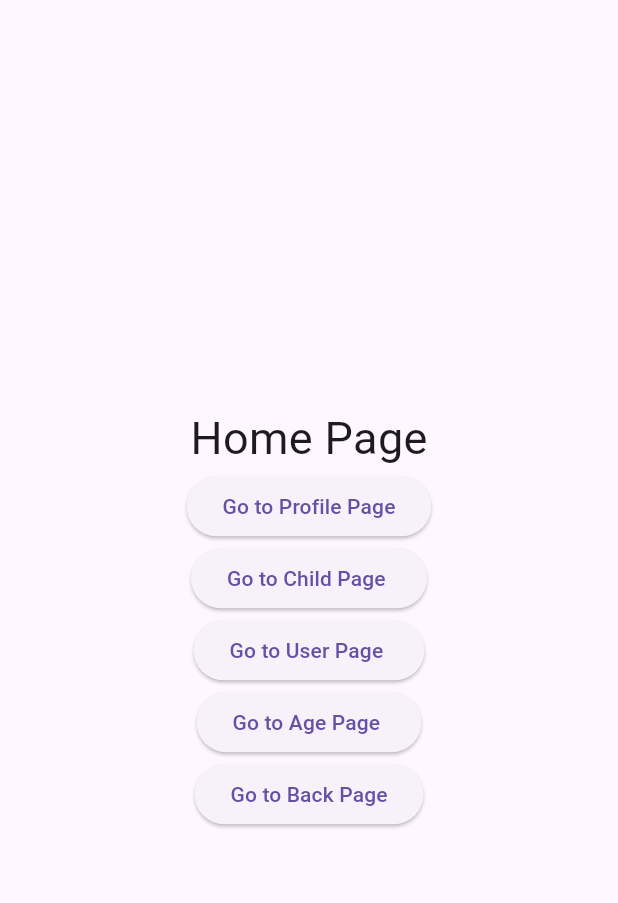
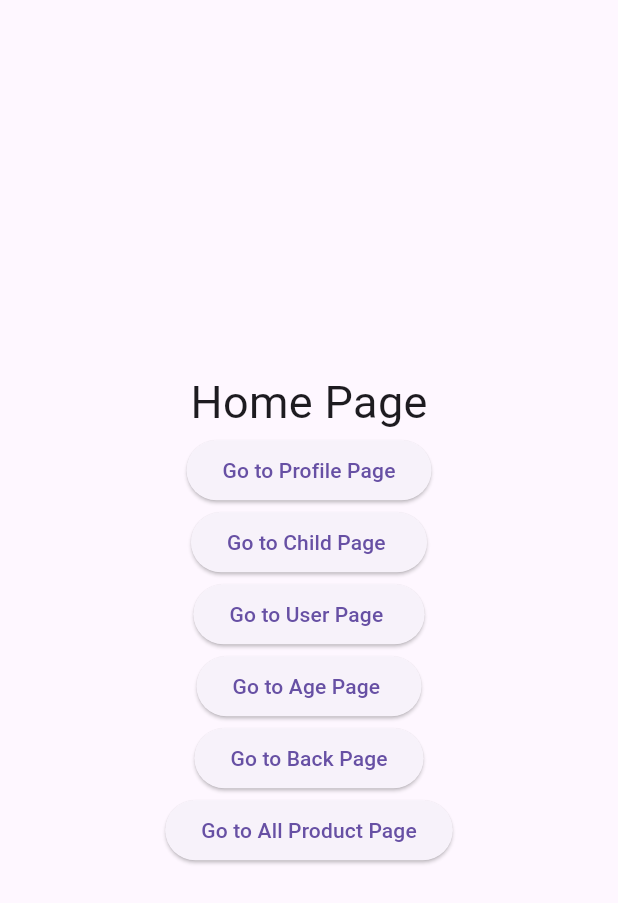
Before and after one commit to nim-kavinda/_flutter_go-_route_, a Flutter app: the screen it shows after launch, on a phone screen of 412 x 824 dp. Shown: the top 903 px of the screen. Run offline on Flutter 3.47's test engine with Material 3 defaults, Android fonts, the phone set to English and light mode, and no system bars; our stand-ins replace go_router.

Commit message:
go-router-simple-example

```diff
--- /dev/null
+++ b/lib/data/product.dart
@@ -0,0 +1,90 @@
+import 'package:my_flutter_app/models/product_model.dart';
+
+class ProductData {
+  List<Product> productsList = [
+    Product(
+      id: '1',
+      title: 'Product 1',
+      description:
+          'This is a description for Product 1. It has some additional details about the product features and benefits.',
+      price: 19.99,
+      imageUrl: 'https://picsum.photos/200/300',
+    ),
+    Product(
+      id: '2',
+      title: 'Product 2',
+      description:
+          'This is a description for Product 2. It includes information about its functionality and usage scenarios.',
+      price: 29.99,
+      imageUrl: 'https://picsum.photos/200/300',
+      isFavorite: true,
+    ),
+    // Add more products as needed
+    Product(
+      id: '3',
+      title: 'Product 3',
+      description:
+          'This is a description for Product 3. It highlights the unique features of the product.',
+      price: 39.99,
+      imageUrl: 'https://picsum.photos/200/300',
+    ),
+    Product(
+      id: '4',
+      title: 'Product 4',
+      description:
+          'This is a description for Product 4. It outlines the benefits of using this product.',
+      price: 49.99,
+      imageUrl: 'https://picsum.photos/200/300',
+    ),
+    Product(
+      id: '5',
+      title: 'Product 5',
+      description:
+          'This is a description for Product 5. It discusses the target audience and market segment for the product.',
+      price: 59.99,
+      imageUrl: 'https://picsum.photos/200/300',
+      isFavorite: true,
+    ),
+    Product(
+      id: '6',
+      title: 'Product 6',
+      description:
+          'This is a description for Product 6. It provides insights into the design and aesthetics of the product.',
+      price: 69.99,
+      imageUrl: 'https://picsum.photos/200/300',
+    ),
+    Product(
+      id: '7',
+      title: 'Product 7',
+      description:
+          'This is a description for Product 7. It covers the technical specifications and performance metrics.',
+      price: 79.99,
+      imageUrl: 'https://picsum.photos/200/300',
+    ),
+    Product(
+      id: '8',
+      title: 'Product 8',
+      description:
+          'This is a description for Product 8. It includes customer testimonials and reviews of the product.',
+      price: 89.99,
+      imageUrl: 'https://picsum.photos/200/300',
+      isFavorite: true,
+    ),
+    Product(
+      id: '9',
+      title: 'Product 9',
+      description:
+          'This is a description for Product 9. It discusses the products compatibility and integration options',
+      price: 99.99,
+      imageUrl: 'https://picsum.photos/200/300',
+    ),
+    Product(
+      id: '10',
+      title: 'Product 10',
+      description:
+          'This is a description for Product 10. It explains the warranty and support services available for the product.',
+      price: 109.99,
+      imageUrl: 'https://picsum.photos/200/300',
+    ),
+  ];
+}
--- /dev/null
+++ b/lib/models/product_model.dart
@@ -0,0 +1,17 @@
+class Product {
+  final String id;
+  final String title;
+  final String description;
+  final double price;
+  final String imageUrl;
+  bool isFavorite;
+
+  Product({
+    required this.id,
+    required this.title,
+    required this.description,
+    required this.price,
+    required this.imageUrl,
+    this.isFavorite = false,
+  });
+}
--- a/lib/pages/home_page.dart
+++ b/lib/pages/home_page.dart
@@ -56,6 +56,12 @@ class HomePage extends StatelessWidget {
               GoRouter.of(context).push("/back");
             },
             child: const Text("Go to Back Page"),
+          ),
+          ElevatedButton(
+            onPressed: () {
+              GoRouter.of(context).pushNamed(RouteNamesClass.products);
+            },
+            child: const Text("Go to All Product Page"),
           )
         ],
       ),
--- /dev/null
+++ b/lib/pages/products_page.dart
@@ -0,0 +1,52 @@
+import 'package:flutter/material.dart';
+import 'package:go_router/go_router.dart';
+import 'package:my_flutter_app/data/product.dart';
+import 'package:my_flutter_app/models/product_model.dart';
+import 'package:my_flutter_app/router/route_names.dart';
+
+class ProductPage extends StatelessWidget {
+  const ProductPage({super.key});
+
+  @override
+  Widget build(BuildContext context) {
+    final ProductList = ProductData().productsList;
+    return Scaffold(
+      appBar: AppBar(
+        title: const Text(
+          "All Products",
+        ),
+      ),
+      body: ListView.builder(
+        itemCount: ProductList.length,
+        itemBuilder: (context, index) {
+          final Product product = ProductList[index];
+          return Container(
+            margin: const EdgeInsets.all(10),
+            decoration: BoxDecoration(
+              color: Colors.grey[200],
+              borderRadius: BorderRadius.circular(10),
+            ),
+            child: GestureDetector(
+              onTap: () {
+                GoRouter.of(context).pushNamed(
+                  RouteNamesClass.singaleProducts,
+                  extra: product,
+                );
+              },
+              child: ListTile(
+                contentPadding: const EdgeInsets.all(10),
+                title: Text(product.title),
+                trailing: Text(product.price.toString()),
+                leading: Image.network(
+                  product.imageUrl,
+                  width: 100,
+                  fit: BoxFit.cover,
+                ),
+              ),
+            ),
+          );
+        },
+      ),
+    );
+  }
+}
--- /dev/null
+++ b/lib/pages/singale_product_page.dart
@@ -0,0 +1,30 @@
+import 'package:flutter/material.dart';
+import 'package:my_flutter_app/models/product_model.dart';
+
+class SingleProductPage extends StatelessWidget {
+  final Product product;
+
+  const SingleProductPage({
+    super.key,
+    required this.product,
+  });
+
+  @override
+  Widget build(BuildContext context) {
+    return Scaffold(
+      appBar: AppBar(),
+      body: Column(
+        mainAxisAlignment: MainAxisAlignment.center,
+        children: [
+          Text(product.title),
+          Image.network(
+            product.imageUrl,
+            width: 100,
+          ),
+          Text(product.description),
+          Text(product.price.toString()),
+        ],
+      ),
+    );
+  }
+}
--- a/lib/router/route_names.dart
+++ b/lib/router/route_names.dart
@@ -1,4 +1,6 @@
 class RouteNamesClass {
   static const String profile = 'profile';
   static const String age = 'age';
+  static const String products = 'products';
+  static const String singaleProducts = 'singaleProducts';
 }
--- a/lib/router/router.dart
+++ b/lib/router/router.dart
@@ -1,12 +1,15 @@
 import 'package:flutter/material.dart';
 import 'package:go_router/go_router.dart';
 import 'package:my_flutter_app/data/user.dart';
+import 'package:my_flutter_app/models/product_model.dart';
 import 'package:my_flutter_app/pages/age.dart';
 import 'package:my_flutter_app/pages/back.dart';
 import 'package:my_flutter_app/pages/child_page.dart';
 import 'package:my_flutter_app/pages/home_page.dart';
 import 'package:my_flutter_app/pages/login.dart';
+import 'package:my_flutter_app/pages/products_page.dart';
 import 'package:my_flutter_app/pages/profile_page.dart';
+import 'package:my_flutter_app/pages/singale_product_page.dart';
 import 'package:my_flutter_app/pages/user_page.dart';
 import 'package:my_flutter_app/router/route_names.dart';
 
@@ -107,6 +110,23 @@ class RouterClass {
           return const backPage();
         },
       ),
+      GoRoute(
+        name: RouteNamesClass.products,
+        path: "/products",
+        builder: (context, state) {
+          return const ProductPage();
+        },
+      ),
+      //single product page
+      GoRoute(
+        name: RouteNamesClass.singaleProducts,
+        path: "/product",
+        builder: (context, state) {
+          final Product product = state.extra as Product;
+
+          return SingleProductPage(product: product);
+        },
+      )
     ],
   );
 }
```
